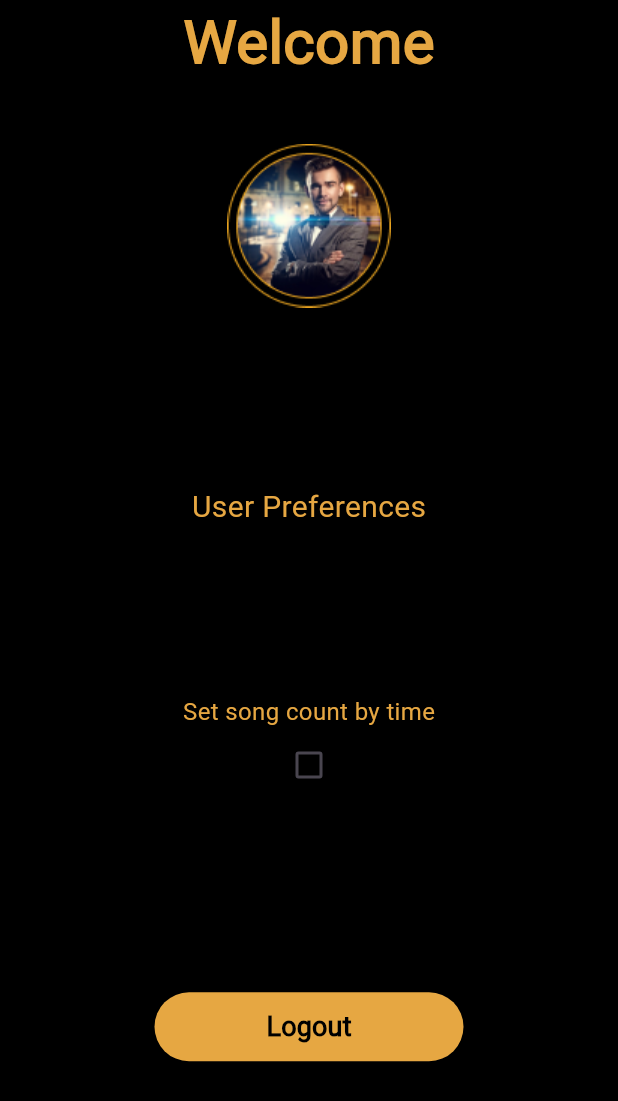
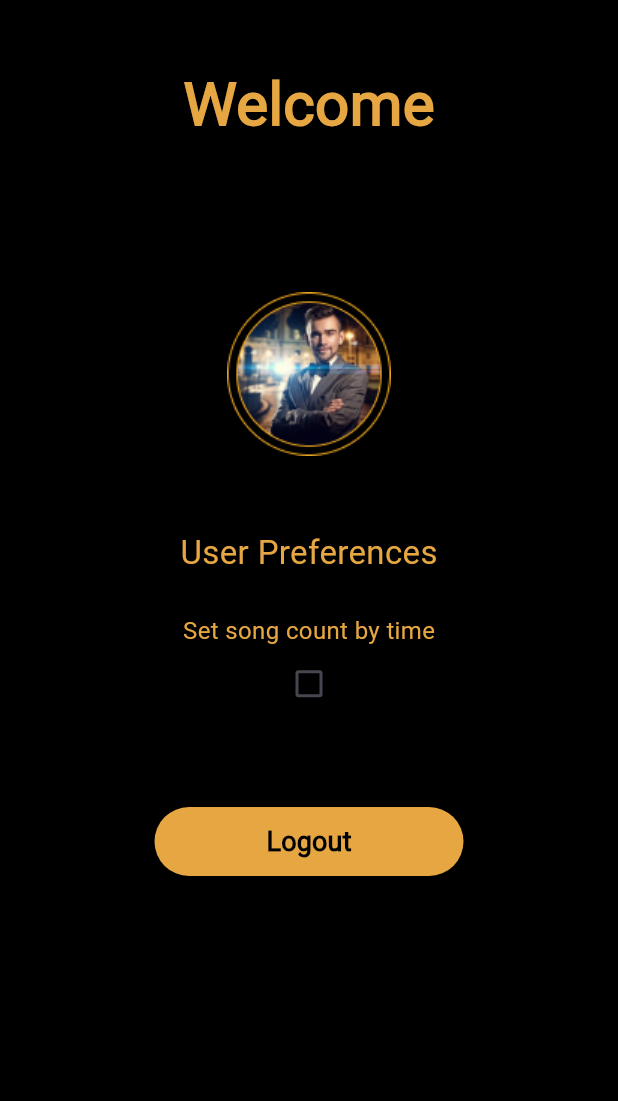
Before and after one commit to yashithasahan/Candela-Mobile, a Flutter app: the Profile screen opened directly, on a phone screen of 412 x 824 dp. Shown: the top 1101 px of the screen. Run offline on Flutter 3.47's test engine with Material 3 defaults, Android fonts, the phone set to English and light mode, and no system bars; our stand-ins replace cloud_firestore, firebase_auth, firebase_core, firebase_storage, flutter_form_builder, flutter_svg and 6 more; missing offline and left inert: flutter_stripe, form_builder_phone_field; accounts and stored records are empty; project files that could hold a hidden picture were left out.

Commit message:
Changed version number

```diff
--- a/lib/src/Locale/locale_string.dart
+++ b/lib/src/Locale/locale_string.dart
@@ -107,7 +107,10 @@ class LocalString extends Translations {
           'user-preferences': 'User Preferences',
           'set-song-count': 'Set song count by time',
           'default-time': 'Default Time',
-          'logout': 'Logout'
+          'logout': 'Logout',
+          'song': 'Song',
+          'unknown': 'Unknown',
+          'no-songs': 'No songs added yet'
         },
         'es_ES': {
           'register-title': 'REGISTRO DE CASA VIP',
@@ -215,7 +218,10 @@ class LocalString extends Translations {
           'user-preferences': 'Preferencias del usuario',
           'set-song-count': 'Establecer el recuento de canciones por tiempo',
           'default-time': 'Hora predeterminada',
-          'logout': 'Cerrar sesión'
+          'logout': 'Cerrar sesión',
+          'song': 'Canción',
+          'unknown': 'Desconocido',
+          'no-songs': 'Aún no se han añadido canciones'
         },
       };
 }
--- a/lib/src/features/authentication/register/register.dart
+++ b/lib/src/features/authentication/register/register.dart
@@ -335,7 +335,8 @@ class _RegisterState extends State<Register> {
         .ref()
         .child('image/$userId')
         .putFile(file)
-        .whenComplete(() => print('Image Uploaded'));
+        .whenComplete(() =>
+            Fluttertoast.showToast(msg: "Image uploaded successfully"));
 
     String downloadUrl = await snapshot.ref.getDownloadURL();
     setState(() {
--- a/lib/src/features/authentication/services/auth_service.dart
+++ b/lib/src/features/authentication/services/auth_service.dart
@@ -31,7 +31,6 @@ class AuthService {
       User? user = userCredential.user;
       return _userWithFirebaseUserUid(user);
     } on FirebaseAuthException catch (error) {
-      print(error.code);
       switch (error.code) {
         case "invalid-email":
           errorMessage = "Your email address appears to be malformed.";
@@ -77,7 +76,6 @@ class AuthService {
       Get.to(() => const HomeScreen());
       return _userWithFirebaseUserUid(user);
     } on FirebaseAuthException catch (error) {
-      print(error.code);
       switch (error.code) {
         case "invalid-email":
           errorMessage = "Your email address appears to be malformed.";
--- a/lib/src/features/home/timer_screen.dart
+++ b/lib/src/features/home/timer_screen.dart
@@ -21,7 +21,7 @@ class TimerScreen extends StatelessWidget {
               fontFamily: "Roboto",
               color: kPrimaryColor,
               fontWeight: FontWeight.w700,
-              fontSize: 18),
+              fontSize: 26),
         ),
       ),
       backgroundColor: kBgColor,
--- a/lib/src/features/profile/profile_screen.dart
+++ b/lib/src/features/profile/profile_screen.dart
@@ -20,17 +20,16 @@ class _ProfileState extends State<Profile> {
   @override
   @override
   Widget build(BuildContext context) {
+    Size size = MediaQuery.of(context).size;
     final user = _auth.currentUser!.email;
     return SafeArea(
       child: Scaffold(
         backgroundColor: kBgColor,
-        body: Container(
-          alignment: Alignment.center,
+        body: SingleChildScrollView(
           child: Column(
             mainAxisAlignment: MainAxisAlignment.spaceBetween,
             children: [
-              Column(
-                children: [
+              SizedBox(height: size.height * 0.05),
               Text(
                 "welcome".tr,
                 style: const TextStyle(
@@ -38,6 +37,7 @@ class _ProfileState extends State<Profile> {
                     fontWeight: FontWeight.w800,
                     color: kPrimaryColor),
               ),
+              SizedBox(height: size.height * 0.02),
               Text(
                 user.toString(),
                 style: const TextStyle(
@@ -45,26 +45,25 @@ class _ProfileState extends State<Profile> {
                     fontWeight: FontWeight.w800,
                     color: kPrimaryColor),
               ),
+              SizedBox(height: size.height * 0.05),
               Padding(
                   padding: const EdgeInsets.all(8),
                   child: Image.asset("assets/images/vip-agree.png")),
-                ],
-              ),
+              SizedBox(height: size.height * 0.05),
               Text(
                 "user-preferences".tr,
-                style: const TextStyle(fontSize: 20, color: kPrimaryColor),
+                style: const TextStyle(fontSize: 22, color: kPrimaryColor),
               ),
+              SizedBox(height: size.height * 0.03),
               Obx(
                 () => Column(
                   children: [
                     Padding(
                       padding: const EdgeInsets.symmetric(horizontal: 20),
-                      child: Expanded(
                       child: Text(
                         "set-song-count".tr,
-                          style: const TextStyle(
-                              fontSize: 16, color: kPrimaryColor),
-                        ),
+                        style:
+                            const TextStyle(fontSize: 16, color: kPrimaryColor),
                       ),
                     ),
                     Checkbox(
@@ -90,6 +89,7 @@ class _ProfileState extends State<Profile> {
                   ],
                 ),
               ),
+              SizedBox(height: size.height * 0.05),
               PrimaryButton(
                   text: "logout".tr,
                   press: () => {AuthService().logout()},
--- a/lib/src/features/vip_report/widgets/date_time_range.dart
+++ b/lib/src/features/vip_report/widgets/date_time_range.dart
@@ -83,7 +83,6 @@ class _DateAndTimeRangePickerFormState
                       //     snackPosition: SnackPosition.BOTTOM);
                       vipPaymentController.isCustomSearch.value = true;
                       widget.fetchDataCallback();
-                      print(_formKey.currentState!.value);
                     }
                   },
                   width: 0.6),
--- a/lib/src/features/vip_report/widgets/transaction_details_box.dart
+++ b/lib/src/features/vip_report/widgets/transaction_details_box.dart
@@ -15,7 +15,6 @@ class TransactionDetailsBox extends StatelessWidget {
 
   @override
   Widget build(BuildContext context) {
-    print(transctions);
     // Destructuring the song data
     int tipPayment = transctions['tipPayment'] ?? 0;
     int vipPayment = transctions['vipPayment'] ?? 0;
--- a/pubspec.yaml
+++ b/pubspec.yaml
@@ -1,7 +1,7 @@
 name: candela_maker
 description: "A new Flutter project."
 publish_to: "none"
-version: 0.1.1
+version: 0.1.3+3
 
 environment:
   sdk: ">=3.2.0 <4.0.0"
@@ -29,6 +29,7 @@ dependencies:
   equatable: ^2.0.5
   intl: ^0.18.1
   change_app_package_name: ^1.1.0
+  logger: ^2.1.0
 
 dev_dependencies:
   flutter_test:
```
Also changed, not shown: lib/src/features/authentication/services/firestore_service.dart (+10 -8 lines), lib/src/features/home/widgets/song_card.dart (+4 -6 lines), lib/src/features/home/widgets/songs_list.dart (+4 -5 lines), lib/src/features/vip_payment/vip_payment_screen.dart (+8 -1 lines), lib/src/features/vip_report/vip_report_screen.dart (+4 -3 lines), pubspec.lock. Lines whose indentation alone changed are shown as unchanged.
